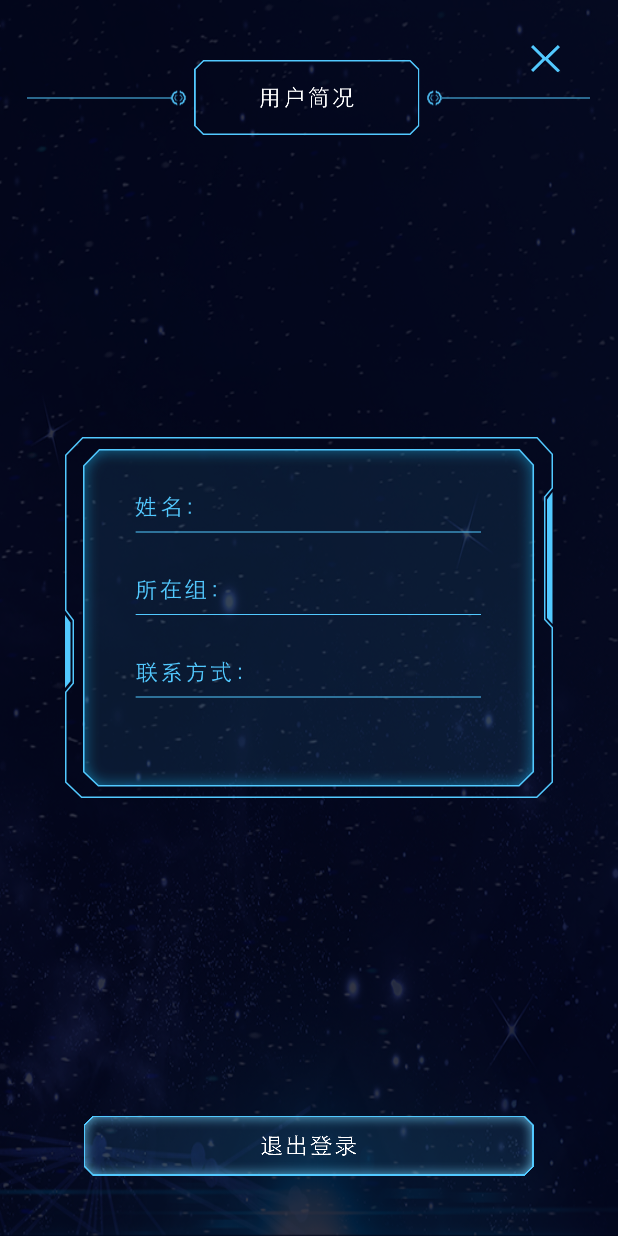
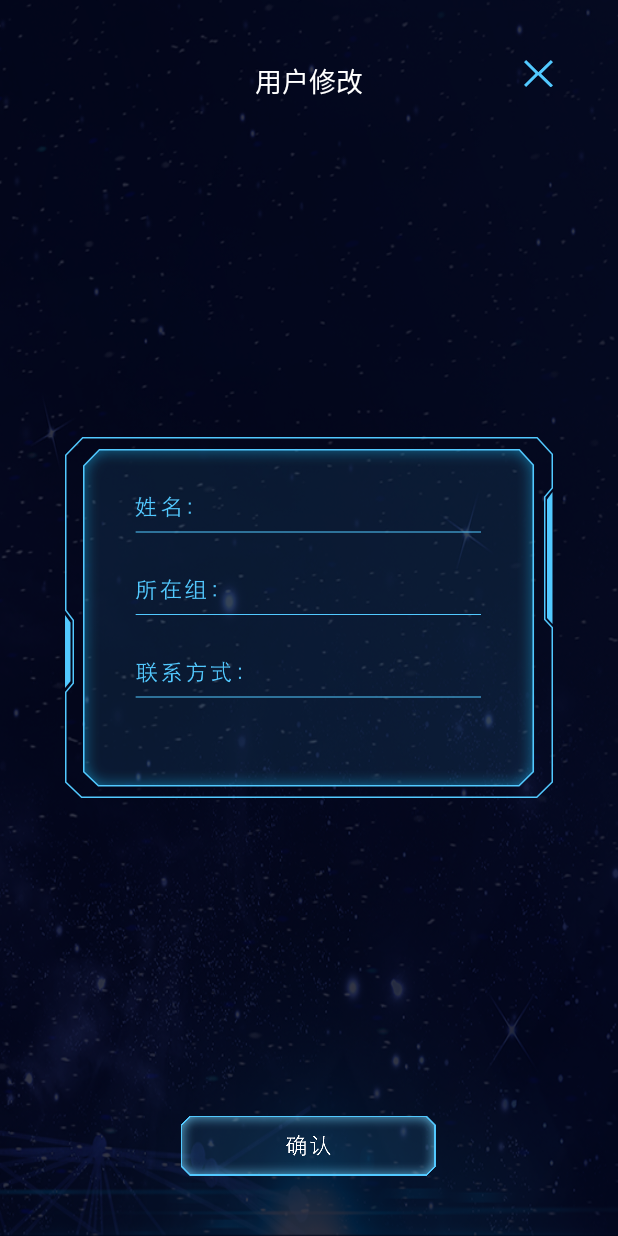
Before and after one commit to yangxinbin/dcom, an Android app: the UserChangeActivity screen opened directly, with no data from a screen before it, on a phone screen of 412 x 824 dp. Run offline under Robolectric (Android 15) with nearby library versions, the phone set to English and light mode, and no system bars; our stand-ins replace ButterKnife, EventBus.

Commit message:
UI提交

```diff
--- a/app/src/main/AndroidManifest.xml
+++ b/app/src/main/AndroidManifest.xml
@@ -68,7 +68,9 @@
             </intent-filter>
         </activity>
         <activity android:name=".rotor.BasicActivity" />
-        <activity android:name=".rotor.XunJianActivity" />
+        <activity android:name=".rotor.XunJianActivity"
+            android:windowSoftInputMode="adjustPan|stateHidden"
+            />
         <activity android:name=".user.UserChangeActivity"></activity>
     </application>
 
--- a/app/src/main/res/layout/activity_user_change.xml
+++ b/app/src/main/res/layout/activity_user_change.xml
@@ -7,32 +7,33 @@
     android:background="@drawable/bg"
     tools:context="com.mango.leo.dcom.user.UserActivity">
 
-    <ImageView
+    <TextView
         android:id="@+id/imageView8"
         android:layout_width="wrap_content"
         android:layout_height="wrap_content"
         android:layout_alignParentTop="true"
         android:layout_centerHorizontal="true"
+        android:textColor="@color/white"
+        android:textSize="@dimen/title"
+        android:text="用户修改"
         android:layout_marginTop="40dp"
-        app:srcCompat="@drawable/user_message" />
+        />
 
     <ImageView
         android:id="@+id/exit_cx"
         android:layout_width="wrap_content"
         android:layout_height="wrap_content"
-        android:layout_alignEnd="@+id/imageView8"
-        android:layout_alignParentTop="true"
-        android:layout_alignRight="@+id/imageView8"
-        android:layout_marginEnd="20dp"
-        android:layout_marginRight="20dp"
-        android:layout_marginTop="30dp"
+        android:layout_alignEnd="@+id/frameLayout"
+        android:layout_alignRight="@+id/frameLayout"
+        android:layout_alignTop="@+id/imageView8"
         app:srcCompat="@drawable/x" />
 
     <FrameLayout
         android:layout_width="wrap_content"
         android:layout_height="wrap_content"
         android:layout_centerHorizontal="true"
-        android:layout_centerVertical="true">
+        android:layout_centerVertical="true"
+        android:id="@+id/frameLayout">
 
         <RelativeLayout
             android:layout_width="wrap_content"
@@ -104,5 +105,5 @@
         android:layout_alignParentBottom="true"
         android:layout_centerHorizontal="true"
         android:layout_marginBottom="40dp"
-        app:srcCompat="@drawable/exit" />
+        app:srcCompat="@drawable/sure" />
 </RelativeLayout>
```
